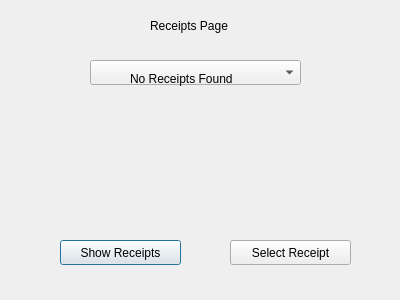
First picture: the form in Tax_Shopping_Calculator/receipts.ui, repository AndyVera/CPSC_254_Tax_Shopping_Calculator, before the edit.
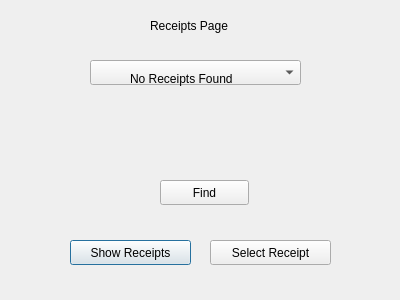
Second picture: the form after the edit.

Commit message: created functionality to find reciepts manually

What changed in the file:
```diff
--- a/Tax_Shopping_Calculator/receipts.ui
+++ b/Tax_Shopping_Calculator/receipts.ui
@@ -29,7 +29,7 @@
   <widget class="QPushButton" name="ShowReceipts">
    <property name="geometry">
     <rect>
-     <x>60</x>
+     <x>70</x>
      <y>240</y>
      <width>121</width>
      <height>25</height>
@@ -42,7 +42,7 @@
   <widget class="QPushButton" name="SelectReceipt">
    <property name="geometry">
     <rect>
-     <x>230</x>
+     <x>210</x>
      <y>240</y>
      <width>121</width>
      <height>25</height>
@@ -75,6 +75,19 @@
     <string>No Receipts Found</string>
    </property>
   </widget>
+  <widget class="QPushButton" name="findfromfs">
+   <property name="geometry">
+    <rect>
+     <x>160</x>
+     <y>180</y>
+     <width>89</width>
+     <height>25</height>
+    </rect>
+   </property>
+   <property name="text">
+    <string>Find</string>
+   </property>
+  </widget>
  </widget>
  <resources/>
  <connections/>
```
The commit also changes 980 other files.
